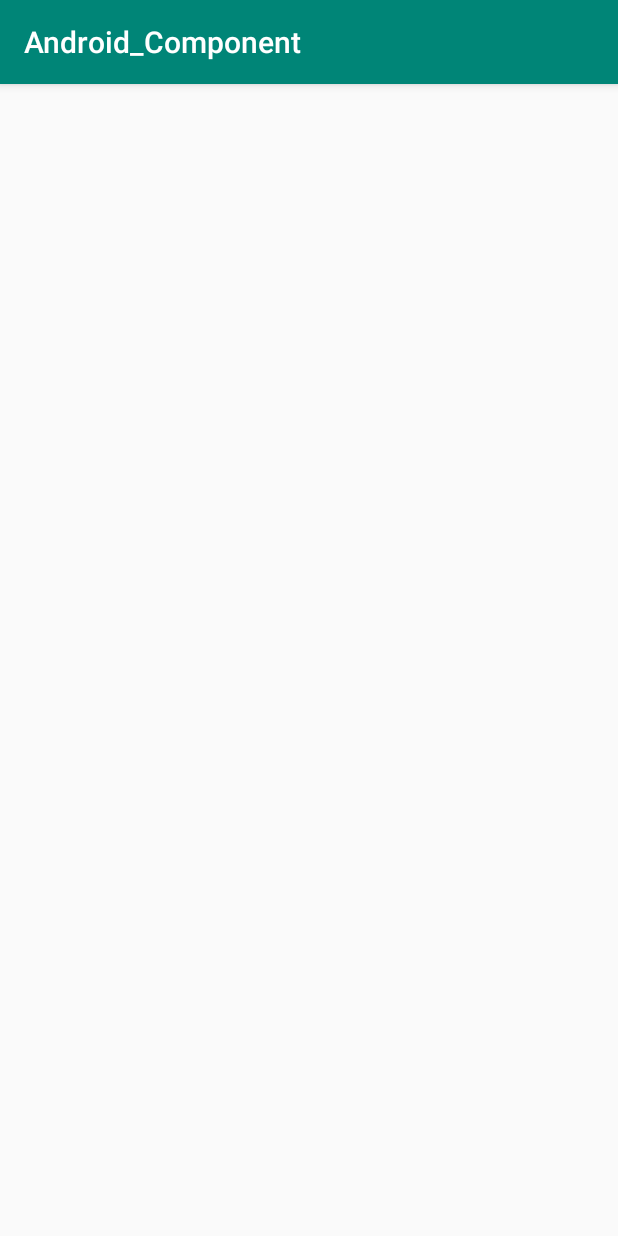
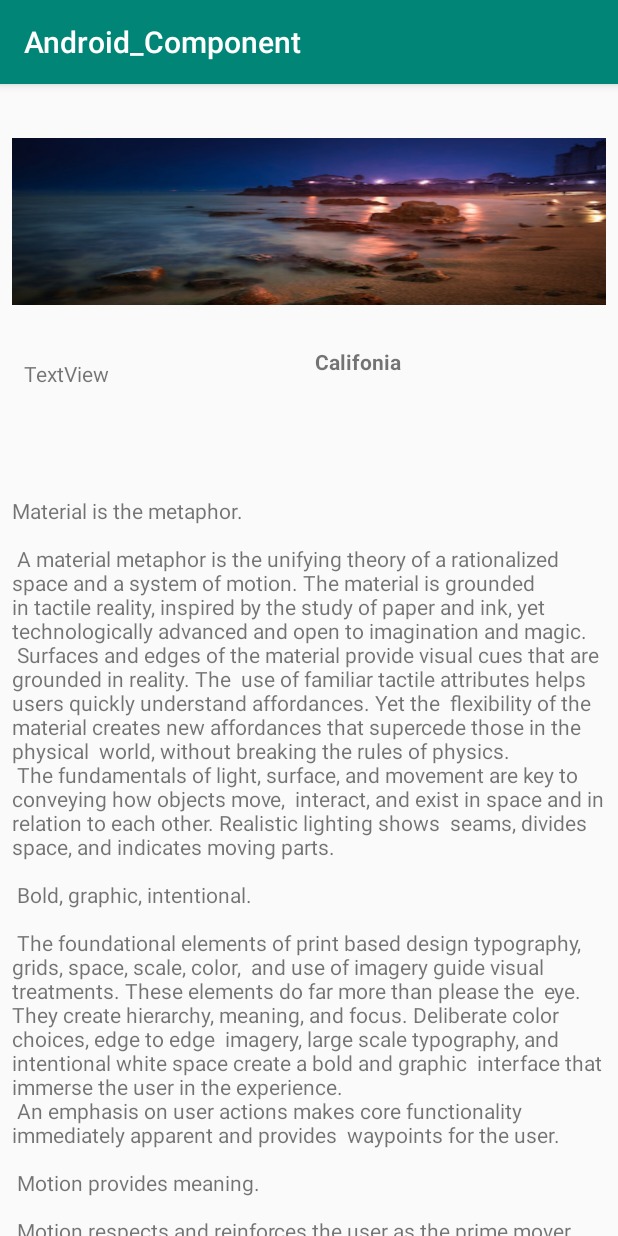
Before and after one commit to bellalhr/Android_Component, an Android app: the screen it shows after launch (RoomActivity before the commit, SubLayoutActivity after it), on a phone screen of 412 x 824 dp. Run offline under Robolectric (Android 15) with nearby library versions, the phone set to English and light mode, and no system bars.

Commit message:
Added different component

```diff
--- a/app/build.gradle
+++ b/app/build.gradle
@@ -49,9 +49,13 @@ dependencies {
 
     //import for room persistencse
     implementation 'android.arch.persistence.room:runtime:1.0.0'
-    annotationProcessor  'android.arch.persistence.room:compiler:1.0.0'
+    annotationProcessor 'android.arch.persistence.room:compiler:1.0.0'
     //implementation 'android.arch.persistence.room:rxjava2:1.0.0-alpha1'
     //implementation'android.arch.persistence.room:testing:1.0.0-alpha1'
 
+    //import design library
+    implementation 'com.android.support:design:28.0.0'
+    implementation 'com.android.support.constraint:constraint-layout:2.0.0-alpha2'
+
 
 }
--- /dev/null
+++ b/app/src/main/java/io/destreza/android_component/SubLayoutActivity.java
@@ -0,0 +1,13 @@
+package io.destreza.android_component;
+
+import android.support.v7.app.AppCompatActivity;
+import android.os.Bundle;
+
+public class SubLayoutActivity extends AppCompatActivity {
+
+    @Override
+    protected void onCreate(Bundle savedInstanceState) {
+        super.onCreate(savedInstanceState);
+        setContentView(R.layout.activity_sub_layout);
+    }
+}
--- /dev/null
+++ b/app/src/main/res/layout/activity_sub_layout.xml
@@ -0,0 +1,58 @@
+<?xml version="1.0" encoding="utf-8"?>
+<android.support.constraint.ConstraintLayout xmlns:android="http://schemas.android.com/apk/res/android"
+    xmlns:app="http://schemas.android.com/apk/res-auto"
+    xmlns:tools="http://schemas.android.com/tools"
+    android:layout_width="match_parent"
+    android:layout_height="match_parent"
+    tools:context=".SubLayoutActivity">
+
+    <ImageView
+        android:id="@+id/imageView"
+        android:layout_width="0dp"
+        android:layout_height="111dp"
+        android:layout_marginStart="8dp"
+        android:layout_marginTop="36dp"
+        android:layout_marginEnd="8dp"
+        app:layout_constraintEnd_toEndOf="parent"
+        app:layout_constraintHorizontal_bias="0.544"
+        app:layout_constraintStart_toStartOf="parent"
+        app:layout_constraintTop_toTopOf="parent"
+        android:scaleType="fitXY"
+        app:srcCompat="@drawable/monterey"/>
+
+    <TextView
+        android:id="@+id/textView6"
+        android:layout_width="wrap_content"
+        android:layout_height="35dp"
+        android:layout_marginStart="8dp"
+        android:layout_marginTop="28dp"
+        android:layout_marginEnd="8dp"
+        android:text="Califonia"
+        android:textStyle="bold"
+        app:layout_constraintEnd_toEndOf="@+id/imageView"
+        app:layout_constraintStart_toEndOf="@+id/textView8"
+        app:layout_constraintTop_toBottomOf="@+id/imageView" />
+
+    <TextView
+        android:id="@+id/textView7"
+        android:layout_width="0dp"
+        android:layout_height="wrap_content"
+        android:layout_marginStart="8dp"
+        android:layout_marginTop="64dp"
+        android:layout_marginEnd="8dp"
+        android:text="@string/large_text"
+        app:layout_constraintEnd_toEndOf="parent"
+        app:layout_constraintHorizontal_bias="1.0"
+        app:layout_constraintStart_toStartOf="parent"
+        app:layout_constraintTop_toBottomOf="@+id/textView6" />
+
+    <TextView
+        android:id="@+id/textView8"
+        android:layout_width="wrap_content"
+        android:layout_height="wrap_content"
+        android:layout_marginStart="8dp"
+        android:layout_marginTop="8dp"
+        android:text="TextView"
+        app:layout_constraintStart_toStartOf="@+id/imageView"
+        app:layout_constraintTop_toTopOf="@+id/textView6" />
+</android.support.constraint.ConstraintLayout>
--- a/app/src/main/res/values/strings.xml
+++ b/app/src/main/res/values/strings.xml
@@ -1,4 +1,94 @@
 <resources>
     <string name="app_name">Android_Component</string>
-    <string name="shakib">Shakib Al Hasan is a Bangladeshi international cricketer who currently captains the Bangladesh national team in Test and T20I formats. He is well known for being one of the best all-rounders of all time by being at top of the ICC all-rounder rankings for a total of almost 10 years.</string>
+    <string name="shakib">Shakib Al Hasan is a Bangladeshi international cricketer who currently captains the Bangladesh national team in Test and T20I formats.
+        He is well known for being one of the best all-rounders of all time by being at top of the ICC all-rounder rankings for a total of almost 10 years.</string>
+    <string name="large_text">
+        "Material is the metaphor.\n\n"
+
+        "A material metaphor is the unifying theory of a rationalized space and a system of motion."
+        "The material is grounded in tactile reality, inspired by the study of paper and ink, yet "
+        "technologically advanced and open to imagination and magic.\n"
+        "Surfaces and edges of the material provide visual cues that are grounded in reality. The "
+        "use of familiar tactile attributes helps users quickly understand affordances. Yet the "
+        "flexibility of the material creates new affordances that supercede those in the physical "
+        "world, without breaking the rules of physics.\n"
+        "The fundamentals of light, surface, and movement are key to conveying how objects move, "
+        "interact, and exist in space and in relation to each other. Realistic lighting shows "
+        "seams, divides space, and indicates moving parts.\n\n"
+
+        "Bold, graphic, intentional.\n\n"
+
+        "The foundational elements of print based design typography, grids, space, scale, color, "
+        "and use of imagery guide visual treatments. These elements do far more than please the "
+        "eye. They create hierarchy, meaning, and focus. Deliberate color choices, edge to edge "
+        "imagery, large scale typography, and intentional white space create a bold and graphic "
+        "interface that immerse the user in the experience.\n"
+        "An emphasis on user actions makes core functionality immediately apparent and provides "
+        "waypoints for the user.\n\n"
+
+        "Motion provides meaning.\n\n"
+
+        "Motion respects and reinforces the user as the prime mover. Primary user actions are "
+        "inflection points that initiate motion, transforming the whole design.\n"
+        "All action takes place in a single environment. Objects are presented to the user without "
+        "breaking the continuity of experience even as they transform and reorganize.\n"
+        "Motion is meaningful and appropriate, serving to focus attention and maintain continuity. "
+        "Feedback is subtle yet clear. Transitions are efﬁcient yet coherent.\n\n"
+
+        "3D world.\n\n"
+
+        "The material environment is a 3D space, which means all objects have x, y, and z "
+        "dimensions. The z-axis is perpendicularly aligned to the plane of the display, with the "
+        "positive z-axis extending towards the viewer. Every sheet of material occupies a single "
+        "position along the z-axis and has a standard 1dp thickness.\n"
+        "On the web, the z-axis is used for layering and not for perspective. The 3D world is "
+        "emulated by manipulating the y-axis.\n\n"
+
+        "Light and shadow.\n\n"
+
+        "Within the material environment, virtual lights illuminate the scene. Key lights create "
+        "directional shadows, while ambient light creates soft shadows from all angles.\n"
+        "Shadows in the material environment are cast by these two light sources. In Android "
+        "development, shadows occur when light sources are blocked by sheets of material at "
+        "various positions along the z-axis. On the web, shadows are depicted by manipulating the "
+        "y-axis only. The following example shows the card with a height of 6dp.\n\n"
+
+        "Resting elevation.\n\n"
+
+        "All material objects, regardless of size, have a resting elevation, or default elevation "
+        "that does not change. If an object changes elevation, it should return to its resting "
+        "elevation as soon as possible.\n\n"
+
+        "Component elevations.\n\n"
+
+        "The resting elevation for a component type is consistent across apps (e.g., FAB elevation "
+        "does not vary from 6dp in one app to 16dp in another app).\n"
+        "Components may have different resting elevations across platforms, depending on the depth "
+        "of the environment (e.g., TV has a greater depth than mobile or desktop).\n\n"
+
+        "Responsive elevation and dynamic elevation offsets.\n\n"
+
+        "Some component types have responsive elevation, meaning they change elevation in response "
+        "to user input (e.g., normal, focused, and pressed) or system events. These elevation "
+        "changes are consistently implemented using dynamic elevation offsets.\n"
+        "Dynamic elevation offsets are the goal elevation that a component moves towards, relative "
+        "to the component’s resting state. They ensure that elevation changes are consistent "
+        "across actions and component types. For example, all components that lift on press have "
+        "the same elevation change relative to their resting elevation.\n"
+        "Once the input event is completed or cancelled, the component will return to its resting "
+        "elevation.\n\n"
+
+        "Avoiding elevation interference.\n\n"
+
+        "Components with responsive elevations may encounter other components as they move between "
+        "their resting elevations and dynamic elevation offsets. Because material cannot pass "
+        "through other material, components avoid interfering with one another any number of ways, "
+        "whether on a per component basis or using the entire app layout.\n"
+        "On a component level, components can move or be removed before they cause interference. "
+        "For example, a floating action button (FAB) can disappear or move off screen before a "
+        "user picks up a card, or it can move if a snackbar appears.\n"
+        "On the layout level, design your app layout to minimize opportunities for interference. "
+        "For example, position the FAB to one side of stream of a cards so the FAB won’t interfere "
+        "when a user tries to pick up one of cards.\n\n"
+    </string>
 </resources>
--- a/app/src/main/res/values/styles.xml
+++ b/app/src/main/res/values/styles.xml
@@ -12,5 +12,6 @@
         <item name="android:minHeight">10dip</item>
         <item name="android:maxHeight">20dip</item>
     </style>
+    <style name="AppTheme.AppBarOverlay" parent="ThemeOverlay.AppCompat.Dark.ActionBar" />
 
 </resources>
```
Also changed, not shown: app/src/main/AndroidManifest.xml (+14 -14 lines), app/src/main/java/io/destreza/android_component/MotionLayoutExmp/MotionLayoutActivity.java (added, +15 -0 lines), app/src/main/res/layout/activity_motion_layout.xml (added, +25 -0 lines), app/src/main/res/layout/activity_scrolling.xml (added, +34 -0 lines), app/src/main/res/layout/content_scrolling.xml (added, +29 -0 lines), app/src/main/res/layout/motion_10_coordinatorlayout_header.xml (added, +51 -0 lines), app/src/main/res/layout/motion_12_drawerlayout_content.xml (added, +23 -0 lines), app/src/main/res/layout/motion_12_drawerlayout_menu.xml (added, +107 -0 lines), app/src/main/res/values/dimens.xml (added, +18 -0 lines), app/src/main/res/xml/scene_10_header.xml (added, +84 -0 lines), app/src/main/res/xml/scene_12_content.xml (added, +50 -0 lines), app/src/main/res/drawable/monterey.jpg (added).
